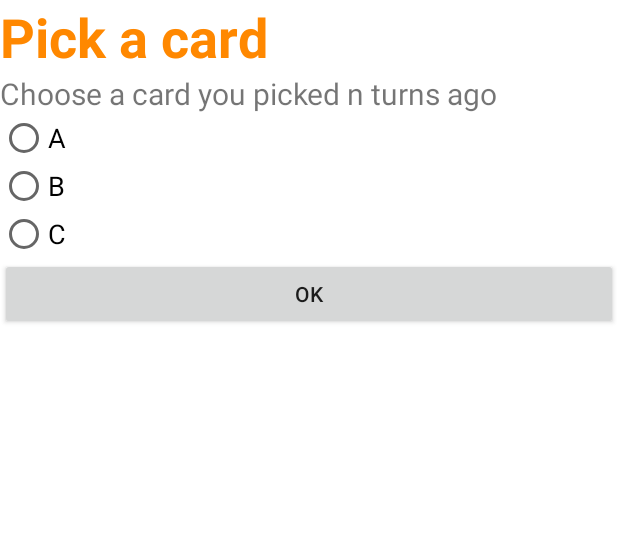
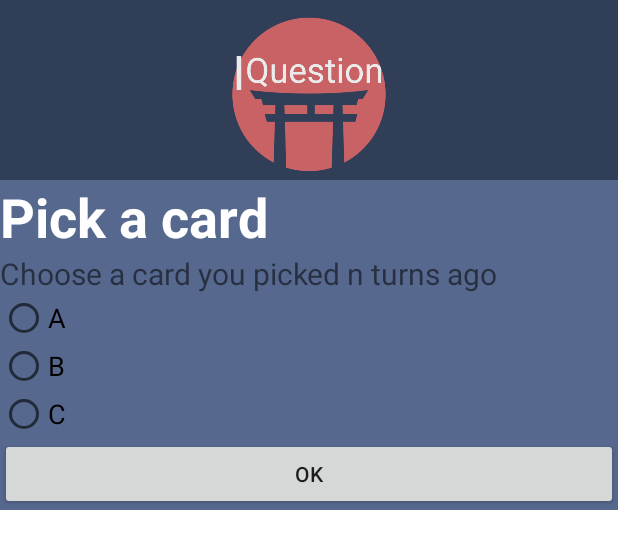
Before and after one commit to punlife/SoftwareEngineering_Year2_AndroidApp, an Android app: the layout nback_dialog.xml on its own in the app's theme, with its tools: preview values and no code run, on a phone screen of 412 x 824 dp. Shown: the top 549 px of the screen. Run offline under Robolectric (Android 15) with nearby library versions, the phone set to English and light mode, and no system bars; Roboto replaces fonts that are not available here.

Commit message:
-More design updates/assets, comments

```diff
--- a/src/src/main/java/com/com2027/group03/ShakeSensor.java
+++ b/src/src/main/java/com/com2027/group03/ShakeSensor.java
@@ -12,7 +12,7 @@ import java.lang.Math;
 public class ShakeSensor implements SensorEventListener {
 
 
-        private static final float SHAKE_THRESHOLD_GRAVITY = 1.5F;
+        private static final float SHAKE_THRESHOLD_GRAVITY = 2.0F;
         private static final int SHAKE_SLOP_TIME_MS = 500;
         private static final int SHAKE_COUNT_RESET_TIME_MS = 3000;
 
@@ -54,7 +54,7 @@ public class ShakeSensor implements SensorEventListener {
                         return;
                     }
 
-                    // reset the shake count after 3 seconds of no shakes
+                    // reset shake counter after 3 seconds of no increment
                     if (mShakeTimestamp + SHAKE_COUNT_RESET_TIME_MS < now) {
                         mShakeCount = 0;
                     }
--- a/src/src/main/res/layout/nback_dialog.xml
+++ b/src/src/main/res/layout/nback_dialog.xml
@@ -1,31 +1,41 @@
 <?xml version="1.0" encoding="utf-8"?>
 <RelativeLayout xmlns:android="http://schemas.android.com/apk/res/android"
+    xmlns:app="http://schemas.android.com/apk/res-auto"
     xmlns:tools="http://schemas.android.com/tools"
     android:layout_width="wrap_content"
-    android:layout_height="wrap_content" >
+    android:layout_height="wrap_content"
+    android:background="@color/mutedBlue">
+
+    <ImageView
+        android:id="@+id/imageView"
+        android:layout_width="match_parent"
+        android:layout_height="120dp"
+        android:scaleType="centerCrop"
+        app:srcCompat="@drawable/nbackimage" />
 
     <TextView
         android:id="@+id/nbacktitle"
         android:layout_width="wrap_content"
         android:layout_height="wrap_content"
+        android:layout_below="@+id/imageView"
         android:text="Pick a card"
         android:textSize="36sp"
         android:textStyle="bold"
-        tools:textColor="@android:color/holo_orange_dark" />
+        tools:textColor="@android:color/white" />
+
     <TextView
         android:id="@+id/nbacktext"
         android:layout_width="wrap_content"
         android:layout_height="wrap_content"
+        android:layout_below="@+id/nbacktitle"
         android:text="Choose a card you picked n turns ago"
-        android:textSize="20sp"
-        android:layout_below="@+id/nbacktitle"
-        />
+        android:textSize="20sp" />
 
     <RadioGroup
+        android:id="@+id/radiogroup"
         android:layout_width="wrap_content"
         android:layout_height="wrap_content"
-        android:layout_below="@+id/nbacktext"
-        android:id="@+id/radiogroup">
+        android:layout_below="@+id/nbacktext">
 
         <RadioButton
             android:id="@+id/rd_1"
@@ -33,8 +43,8 @@
             android:layout_height="wrap_content"
             android:layout_below="@+id/textView"
             android:layout_weight="1"
-            android:textSize="18sp"
-            android:text="A" />
+            android:text="A"
+            android:textSize="18sp" />
 
         <RadioButton
             android:id="@+id/rd_2"
@@ -42,8 +52,8 @@
             android:layout_height="wrap_content"
             android:layout_below="@+id/rd_1"
             android:layout_weight="1"
-            android:textSize="18sp"
-            android:text="B" />
+            android:text="B"
+            android:textSize="18sp" />
 
         <RadioButton
             android:id="@+id/rd_3"
@@ -51,17 +61,17 @@
             android:layout_height="wrap_content"
             android:layout_below="@+id/rd_2"
             android:layout_weight="1"
-            android:textSize="18sp"
-            android:text="C" />
+            android:text="C"
+            android:textSize="18sp" />
     </RadioGroup>
 
 
     <Button
+        android:id="@+id/dialogbutton"
         android:layout_width="fill_parent"
         android:layout_height="wrap_content"
         android:layout_below="@+id/radiogroup"
         android:layout_centerInParent="true"
-        android:id="@+id/dialogbutton"
         android:text="OK" />
 
 
```
Also changed, not shown: src/src/main/java/com/com2027/group03/CardsActivity.java (+79 -6 lines), src/src/main/res/drawable/highscoresdialog.png, src/src/main/res/drawable/nbackimage.png (added).
